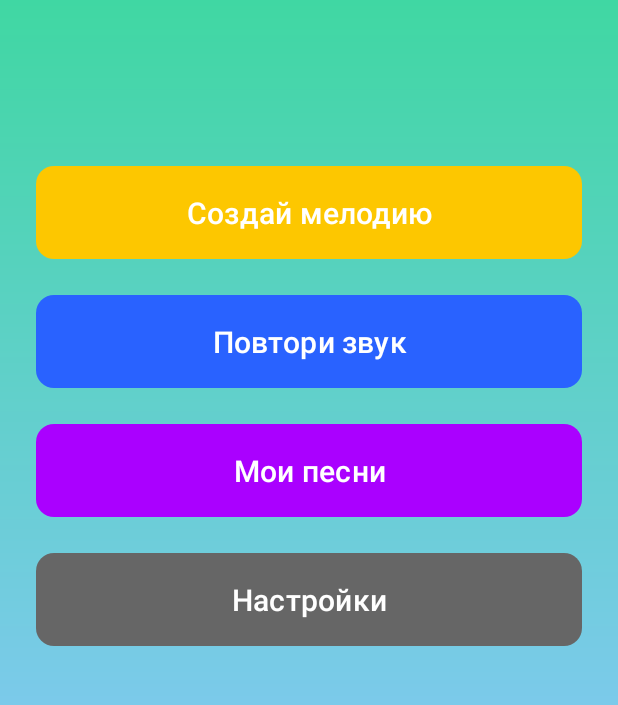
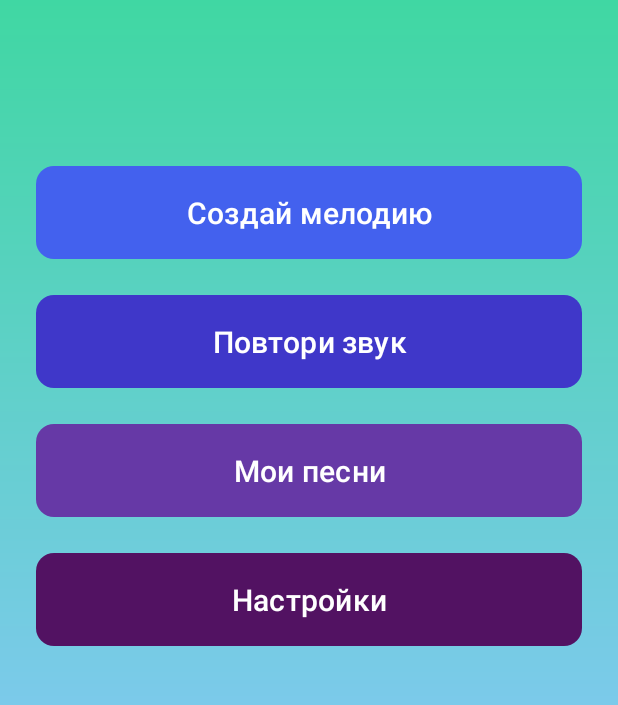
Before and after one commit to anastasia4por/CrazyMusic, an Android app: the screen it shows after launch (MainActivity), on a phone screen of 412 x 824 dp, the part 368-1073 px from its top. Run offline under Robolectric (Android 15) with nearby library versions, the phone set to English and light mode, and no system bars.

Commit message:
Опять поменяла цвета кнопок

```diff
--- a/app/src/main/res/layout/activity_main.xml
+++ b/app/src/main/res/layout/activity_main.xml
@@ -46,7 +46,7 @@
         android:text="@string/create_music"
         android:textSize="20sp"
         android:textColor="#FFFFFF"
-        app:backgroundTint="#FDC700"
+        app:backgroundTint="#4361EE"
         app:cornerRadius="12dp"
         android:layout_margin="8dp"
         android:textAllCaps="false"
@@ -60,7 +60,7 @@
         android:text="@string/repeat_music"
         android:textSize="20sp"
         android:textColor="#FFFFFF"
-        app:backgroundTint="#2962FF"
+        app:backgroundTint="#3F37C9"
         app:cornerRadius="12dp"
         android:layout_margin="8dp"
         android:textAllCaps="false"
@@ -74,7 +74,7 @@
         android:text="@string/save_music"
         android:textSize="20sp"
         android:textColor="#FFFFFF"
-        app:backgroundTint="#AA00FF"
+        app:backgroundTint="#6639a6"
         app:cornerRadius="12dp"
         android:layout_margin="8dp"
         android:textAllCaps="false"
@@ -88,7 +88,7 @@
         android:text="@string/settings_title"
         android:textSize="20sp"
         android:textColor="#FFFFFF"
-        app:backgroundTint="#666666"
+        app:backgroundTint="#521262"
         app:cornerRadius="12dp"
         android:layout_margin="8dp"
         android:textAllCaps="false"
```
